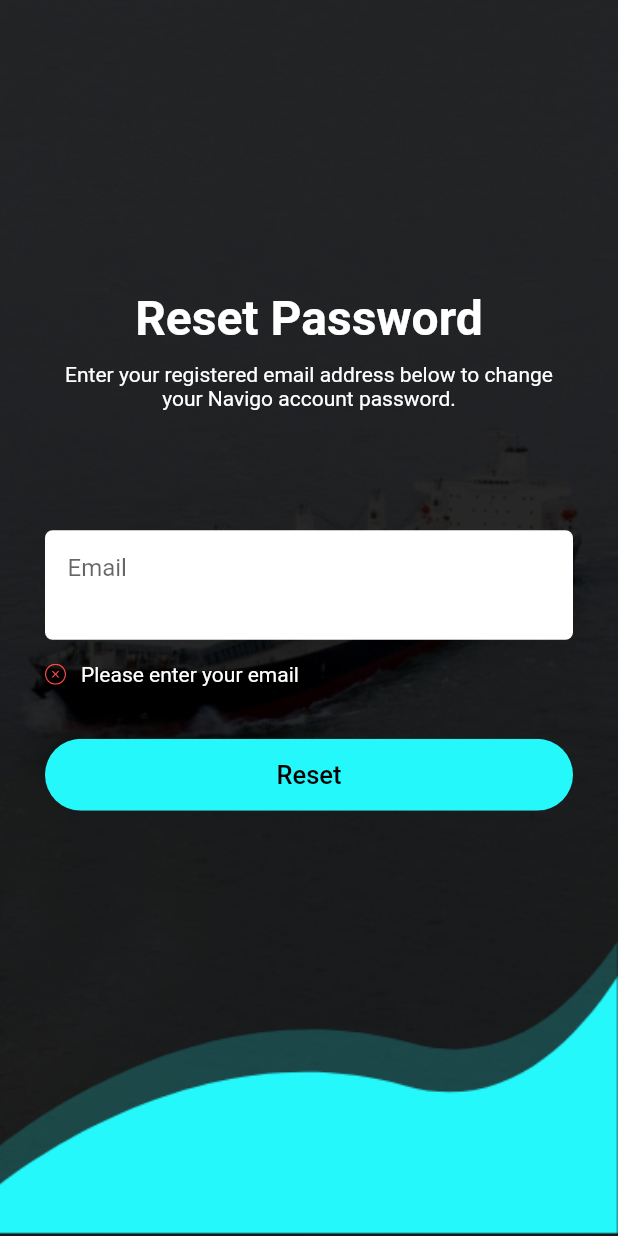
After one commit to Monjur-Alam/Navigo, a Flutter app: the ForgotPassword screen opened by its route, after a tap on "Reset", on a phone screen of 412 x 824 dp. The commit adds this screen. Run offline on Flutter 3.47's test engine with Material 2 defaults, Android fonts, the phone set to English and light mode, and no system bars; our stand-ins replace cloud_firestore, firebase_auth, firebase_core, flutter_slidable, flutter_svg, get and 1 more; missing offline and left inert: fdottedline; accounts and stored records are empty.

Commit message:
forget password

```diff
--- a/lib/Repository/AuthRepository.dart
+++ b/lib/Repository/AuthRepository.dart
@@ -1,6 +1,5 @@
 
 import 'package:firebase_auth/firebase_auth.dart';
-import 'package:firebase_core/firebase_core.dart';
 
 Future<bool> signIn(String email, String password) async {
   try {
@@ -25,3 +24,13 @@ Future<bool> signUp(String email, String password) async {
     return false;
   }
 }
+
+Future<bool> resetPassword(String email) async {
+  try {
+    await FirebaseAuth.instance.sendPasswordResetEmail(email: email);
+    return true;
+  } on FirebaseAuthException catch(e) {
+    print(e);
+    return false;
+  }
+}
--- a/lib/Repository/FirestoreRepository.dart
+++ b/lib/Repository/FirestoreRepository.dart
@@ -13,7 +13,7 @@ Future<bool> addEmployee(String _name, String _email, String _password, bool _is
   if ((await employeeRef.get()).exists) {
     return false;
   } else {
-    employeeRef.set({'name': _name, 'email': _email, 'password': _password, 'isAdmin': _isAdmin});
+    employeeRef.set({'name': _name, 'email': _email, 'password': _password, 'isAdmin': _isAdmin, 'uid': user.uid});
     return true;
   }
 }
--- /dev/null
+++ b/lib/Screen/Login/components/forgot_pass_form.dart
@@ -0,0 +1,157 @@
+import 'package:flutter/material.dart';
+import 'package:navigo/Repository/AuthRepository.dart';
+import 'package:navigo/Screen/Login/components/rounded_button.dart';
+import 'package:navigo/components/Constant.dart';
+import 'package:navigo/components/form_error.dart';
+import 'package:navigo/components/login_form_error_dark.dart';
+import 'package:navigo/helper/keyboard.dart';
+
+class ForgotPassForm extends StatefulWidget {
+  @override
+  _ForgotPassFormState createState() => _ForgotPassFormState();
+}
+
+class _ForgotPassFormState extends State<ForgotPassForm> {
+  final _formKey = GlobalKey<FormState>();
+  String _email;
+  String _uid;
+  bool remember = false;
+  final List<String> errors = [];
+  final textFieldFocusNode = FocusNode();
+  bool _obscured = false;
+
+  void addError({String error}) {
+    if (!errors.contains(error))
+      setState(() {
+        errors.add(error);
+      });
+  }
+
+  void removeError({String error}) {
+    if (errors.contains(error))
+      setState(() {
+        errors.remove(error);
+      });
+  }
+
+  @override
+  Widget build(BuildContext context) {
+    return Form(
+      key: _formKey,
+      child: Column(
+        children: [
+          _buildEmailFormField(),
+          SizedBox(height: 10),
+          LoginFormErrorDark(errors: errors),
+          SizedBox(height: 20),
+          RoundedButton(
+            text: "Reset",
+            color: kSecondaryLightColor,
+            textColor: Colors.black,
+            press: () async {
+              if (_formKey.currentState.validate()) {
+                _formKey.currentState.save();
+                KeyboardUtil.hideKeyboard(context);
+                buildLoading(context);
+                bool isReset = await resetPassword(_email.trim());
+                if (isReset) {
+                  showDialog(
+                      context: context,
+                      builder: (_) => AlertDialog(
+                        backgroundColor: textFieldBackgroundColor,
+                        title: Text(
+                          'Password reset email link is been send, please check.',
+                          style: TextStyle(fontSize: 16.0, color: textColor),
+                        ),
+                        actions: [
+                          FlatButton(
+                            child: Text(
+                              'OK',
+                              style: TextStyle(
+                                  fontSize: 14.0,
+                                  color: kSecondaryLightColor),
+                            ),
+                            onPressed: () {
+                              Navigator.pop(context, true);
+                              Navigator.of(context)
+                                  .pushReplacementNamed(loginScreen);
+                            },
+                          )
+                        ],
+                      ));
+                } else {
+                  showDialog(
+                      context: context,
+                      builder: (_) => AlertDialog(
+                        backgroundColor: textFieldBackgroundColor,
+                        title: Text(
+                          'Error in email reset.',
+                          style: TextStyle(fontSize: 16.0, color: textColor),
+                        ),
+                        actions: [
+                          FlatButton(
+                            child: Text(
+                              'OK',
+                              style: TextStyle(
+                                  fontSize: 14.0,
+                                  color: kSecondaryLightColor),
+                            ),
+                            onPressed: () {
+                              Navigator.pop(context, true);
+                              Navigator.pop(context, true);
+                            },
+                          )
+                        ],
+                      ));
+                }
+              }
+            },
+          ),
+          SizedBox(height: 100),
+        ],
+      ),
+    );
+  }
+
+  Container _buildEmailFormField() {
+    return Container(
+      padding: EdgeInsets.fromLTRB(15, 0, 0, 0),
+      decoration: BoxDecoration(
+        color: Colors.white,
+        borderRadius: BorderRadius.circular(5),
+      ),
+      child: TextFormField(
+        onSaved: (newValue) => _email = newValue,
+        onChanged: (value) {
+          _email = value;
+          if (value.isNotEmpty) {
+            removeError(error: kEmailNullError);
+          } else if (emailValidatorRegExp.hasMatch(value)) {
+            removeError(error: kInvalidEmailError);
+          }
+          return null;
+        },
+        validator: (value) {
+          if (value.isEmpty) {
+            addError(error: kEmailNullError);
+            return "";
+          } else if (!emailValidatorRegExp.hasMatch(value)) {
+            addError(error: kInvalidEmailError);
+            return "";
+          }
+          return null;
+        },
+        keyboardType: TextInputType.emailAddress,
+        obscureText: _obscured,
+        decoration: InputDecoration(
+          labelText: "Email",
+          hintText: "Enter your email",
+          border: InputBorder.none,
+          errorStyle: TextStyle(height: 0),
+          floatingLabelBehavior: FloatingLabelBehavior.auto,
+          isDense: true, // Reduces height a bit
+        ),
+      ),
+    );
+  }
+}
--- /dev/null
+++ b/lib/Screen/Login/forgot_password.dart
@@ -0,0 +1,100 @@
+import 'package:flutter/material.dart';
+import 'package:navigo/Screen/Login/components/forgot_pass_form.dart';
+
+class ForgotPassword extends StatefulWidget {
+
+  @override
+  _ForgotPasswordState createState() => _ForgotPasswordState();
+}
+
+class _ForgotPasswordState extends State<ForgotPassword> {
+  @override
+  Widget build(BuildContext context) {
+    return Stack(
+      children: [
+        _backgroundImage(),
+        _bottomBackgroundImage(),
+        Scaffold(
+            backgroundColor: Colors.transparent,
+            body: _buildBody()
+        ),
+      ],
+    );
+  }
+
+  Widget _buildBody() {
+    return SafeArea(
+      child: CustomScrollView(
+        reverse: true,
+        slivers: [
+          SliverFillRemaining(
+            hasScrollBody: false,
+            child: Padding(
+              padding: const EdgeInsets.symmetric(horizontal: 30),
+              child: Column(
+                children: [
+                  Flexible(
+                      fit: FlexFit.loose,
+                      child: Column(
+                        crossAxisAlignment: CrossAxisAlignment.center,
+                        mainAxisAlignment: MainAxisAlignment.center,
+                        children: [
+                          SizedBox(height: 20.0,),
+                          Text(
+                            'Reset Password',
+                            textAlign: TextAlign.center,
+                            style: TextStyle(
+                              fontSize: 32.0,
+                              fontWeight: FontWeight.bold,
+                              color: Colors.white,
+                            ),
+                          ),
+                          SizedBox(height: 10.0,),
+                          Text(
+                            'Enter your registered email address below to change your Navigo account password.',
+                            textAlign: TextAlign.center,
+                            style: TextStyle(
+                              fontSize: 14.0,
+                              color: Colors.white,
+                            ),
+                          ),
+                          SizedBox(height: 80.0,),
+                          ForgotPassForm(),
+                        ],
+                      )
+                  ),
+                ],
+              ),
+            ),
+          ),
+        ],
+      ),
+    );
+  }
+
+  Widget _backgroundImage() {
+    return Container(
+      decoration: BoxDecoration(
+        image: DecorationImage(
+          image: AssetImage('assets/images/login_bg_dark.jpg'),
+          fit: BoxFit.fill,
+        ),
+      ),
+    );
+  }
+
+  Widget _bottomBackgroundImage() {
+    return Align(
+      child: Container(
+        height: 200.0,
+        decoration: BoxDecoration(
+          image: DecorationImage(
+            image: AssetImage('assets/images/login_bottom_bg.png'),
+            fit: BoxFit.fitWidth,
+          ),
+        ),
+      ),
+      alignment: AlignmentDirectional.bottomCenter,
+    );
+  }
+}
--- a/lib/components/Constant.dart
+++ b/lib/components/Constant.dart
@@ -3,7 +3,8 @@ import 'package:flutter/material.dart';
 String animatedSplash = "/AnimatedSplashScreen",
     loginScreen = "/LoginScreen",
     adminDashboard = "/AdminDashboard",
-    employeeDashboardScreen = "/EmployeeDashboardScreen";
+    employeeDashboardScreen = "/EmployeeDashboardScreen",
+    forgotPassword = "/ForgotPassword";
 
 // Form Error
 final RegExp emailValidatorRegExp =
--- /dev/null
+++ b/lib/components/login_form_error_dark.dart
@@ -0,0 +1,41 @@
+import 'package:flutter/material.dart';
+import 'package:flutter_svg/flutter_svg.dart';
+
+class LoginFormErrorDark extends StatelessWidget {
+  const LoginFormErrorDark({
+    Key key,
+    @required this.errors,
+  }) : super(key: key);
+
+  final List<String> errors;
+
+  @override
+  Widget build(BuildContext context) {
+    return Column(
+      children: List.generate(
+          errors.length, (index) => formErrorText(error: errors[index])),
+    );
+  }
+
+  Container formErrorText({String error}) {
+    return Container(
+      padding: EdgeInsets.fromLTRB(0, 5, 20, 5),
+      child: Row(
+        children: [
+          SvgPicture.asset(
+            "assets/icons/Error.svg",
+            height: 14,
+            width: 14,
+          ),
+          SizedBox(
+            width: 10,
+          ),
+          Text(
+            error,
+            style: TextStyle(color: Colors.white),
+          ),
+        ],
+      ),
+    );
+  }
+}
--- a/lib/main.dart
+++ b/lib/main.dart
@@ -4,6 +4,7 @@ import 'package:navigo/Screen/Admin/admin_dashboard.dart';
 import 'package:navigo/Screen/AnimatedSplashScreen.dart';
 import 'package:navigo/Screen/Employee/EmployeeDashboardScreen.dart';
 import 'package:navigo/Screen/Login/LoginScreen.dart';
+import 'package:navigo/Screen/Login/forgot_password.dart';
 
 import 'components/Constant.dart';
 
@@ -31,6 +32,7 @@ class MyApp extends StatelessWidget {
             home: AnimatedSplashScreen(),
             routes: <String, WidgetBuilder>{
               loginScreen: (BuildContext context) => LoginScreen(),
+              forgotPassword: (BuildContext context) => ForgotPassword(),
               adminDashboard: (BuildContext context) => AdminDashboard(),
               employeeDashboardScreen: (BuildContext context) => EmployeeDashboardScreen()
             },
--- a/pubspec.yaml
+++ b/pubspec.yaml
@@ -42,6 +42,7 @@ dependencies:
   flutter_typeahead: ^3.2.1
   fdottedline: ^1.0.1
   intl: ^0.17.0
+  get: ^4.3.8
 
   # The following adds the Cupertino Icons font to your application.
   # Use with the CupertinoIcons class for iOS style icons.
```
Also changed, not shown: lib/Repository/EmailRepository.dart (+3 -4 lines), lib/Screen/Admin/Employee/EmployeeListScreen.dart (+9 -7 lines), lib/Screen/Employee/Task/BackendService.dart (deleted, +0 -41 lines), lib/Screen/Employee/Task/SearchService.dart (deleted, +0 -17 lines), lib/Screen/Login/components/sign_form.dart (+23 -9 lines), pubspec.lock, 2 other files.
